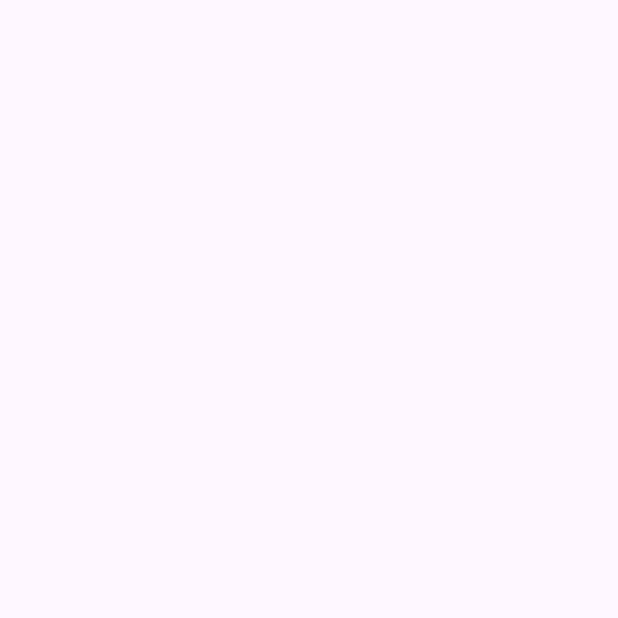
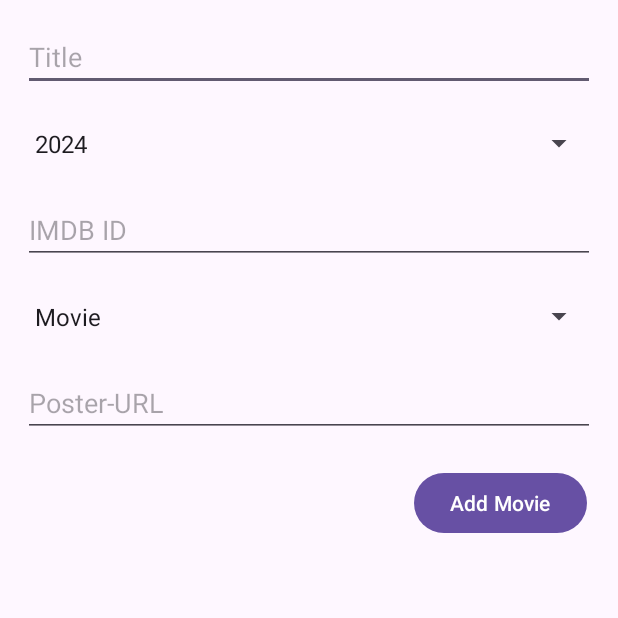
Before and after one commit to adnan-mohammed7/MovieApp, an Android app: the NewMovie screen opened directly, with no data from a screen before it, on a phone screen of 412 x 824 dp, the top half of it. Before the commit the part shown is empty. Run offline under Robolectric (Android 15) with nearby library versions, the phone set to English and light mode, and no system bars.

Commit message:
New Movie Screen Completed

```diff
--- a/app/src/main/java/com/example/movieapp/MainActivity.java
+++ b/app/src/main/java/com/example/movieapp/MainActivity.java
@@ -1,8 +1,11 @@
 package com.example.movieapp;
 
+import android.content.Intent;
 import android.os.Bundle;
 import android.view.View;
 
+import androidx.activity.result.ActivityResultLauncher;
+import androidx.activity.result.contract.ActivityResultContracts;
 import androidx.annotation.NonNull;
 import androidx.appcompat.app.AlertDialog;
 import androidx.appcompat.app.AppCompatActivity;
@@ -32,6 +35,7 @@ public class MainActivity extends AppCompatActivity {
 
     private RecyclerView recyclerView;
     private RecyclerAdapter adapter;
+    ActivityResultLauncher<Intent> resultLauncher;
 
     @Override
     protected void onCreate(Bundle savedInstanceState) {
@@ -42,6 +46,16 @@ public class MainActivity extends AppCompatActivity {
         recyclerView.setAdapter(adapter);
         recyclerView.setLayoutManager(new LinearLayoutManager(this));
         FloatingActionButton fab = findViewById(R.id.add_fab);
+
+        resultLauncher = registerForActivityResult(new ActivityResultContracts.StartActivityForResult(), result ->{
+            if (result.getResultCode() == RESULT_OK && result.getData() != null) {
+                Intent input = result.getData();
+                movies.add((Movie) input.getSerializableExtra("movie"));
+
+                adapter.notifyItemInserted(movies.size() - 1);
+            }
+        });
+
         fab.setOnClickListener(new View.OnClickListener() {
             @Override
             public void onClick(View v) {
@@ -64,7 +78,8 @@ public class MainActivity extends AppCompatActivity {
         helper.attachToRecyclerView(recyclerView);
     }
     public void createMovie(){
-
+        Intent intent = new Intent(this, NewMovie.class);
+        resultLauncher.launch(intent);
     }
 
 }
--- a/app/src/main/java/com/example/movieapp/Movie.java
+++ b/app/src/main/java/com/example/movieapp/Movie.java
@@ -1,6 +1,8 @@
 package com.example.movieapp;
 
-public class Movie {
+import java.io.Serializable;
+
+public class Movie implements Serializable {
     String title;
     int year;
     String imdbID;
--- a/app/src/main/java/com/example/movieapp/NewMovie.java
+++ b/app/src/main/java/com/example/movieapp/NewMovie.java
@@ -1,6 +1,13 @@
 package com.example.movieapp;
 
+import android.content.Intent;
 import android.os.Bundle;
+import android.view.View;
+import android.widget.Button;
+import android.widget.DatePicker;
+import android.widget.EditText;
+import android.widget.Spinner;
+import android.widget.TextView;
 
 import androidx.activity.EdgeToEdge;
 import androidx.appcompat.app.AppCompatActivity;
@@ -8,17 +15,40 @@ import androidx.core.graphics.Insets;
 import androidx.core.view.ViewCompat;
 import androidx.core.view.WindowInsetsCompat;
 
+import java.util.Date;
+
 public class NewMovie extends AppCompatActivity {
 
     @Override
     protected void onCreate(Bundle savedInstanceState) {
         super.onCreate(savedInstanceState);
-        EdgeToEdge.enable(this);
         setContentView(R.layout.activity_new_movie);
-        ViewCompat.setOnApplyWindowInsetsListener(findViewById(R.id.main), (v, insets) -> {
-            Insets systemBars = insets.getInsets(WindowInsetsCompat.Type.systemBars());
-            v.setPadding(systemBars.left, systemBars.top, systemBars.right, systemBars.bottom);
-            return insets;
+
+        EditText titleInput = findViewById(R.id.new_title_input);
+        Spinner yearInput = findViewById(R.id.new_date_input);
+        EditText idInput = findViewById(R.id.new_id_input);
+        Spinner typeInput = findViewById(R.id.new_type_input);
+        EditText urlInput = findViewById(R.id.new_url_input);
+
+
+        Button submitBtn = findViewById(R.id.new_submit_btn);
+        submitBtn.setOnClickListener(new View.OnClickListener() {
+            @Override
+            public void onClick(View v) {
+                String title = titleInput.getText().toString().trim();
+                int year = Integer.parseInt(yearInput.getSelectedItem().toString());
+                String id = idInput.getText().toString().trim();
+                String type = typeInput.getSelectedItem().toString();
+                String url = urlInput.getText().toString().trim();
+
+                Movie movie = new Movie(title, year, id, type, url);
+
+
+                Intent intent = new Intent();
+                intent.putExtra("movie", movie);
+                setResult(RESULT_OK, intent);
+                finish();
+            }
         });
     }
 }
--- a/app/src/main/res/layout/activity_new_movie.xml
+++ b/app/src/main/res/layout/activity_new_movie.xml
@@ -1,10 +1,69 @@
 <?xml version="1.0" encoding="utf-8"?>
-<androidx.constraintlayout.widget.ConstraintLayout xmlns:android="http://schemas.android.com/apk/res/android"
-    xmlns:app="http://schemas.android.com/apk/res-auto"
+<androidx.appcompat.widget.LinearLayoutCompat xmlns:android="http://schemas.android.com/apk/res/android"
     xmlns:tools="http://schemas.android.com/tools"
     android:id="@+id/main"
     android:layout_width="match_parent"
     android:layout_height="match_parent"
-    tools:context=".NewMovie">
+    tools:context=".NewMovie"
+    android:orientation="vertical"
+    android:layout_margin="15dp">
 
-</androidx.constraintlayout.widget.ConstraintLayout>
+    <EditText
+        android:id="@+id/new_title_input"
+        android:layout_width="match_parent"
+        android:layout_height="wrap_content"
+        android:autofillHints=""
+        android:hint="@string/title"
+        android:inputType="text"
+        android:layout_marginBottom="10dp"/>
+
+    <Spinner
+        android:id="@+id/new_date_input"
+        android:layout_width="match_parent"
+        android:layout_height="50dp"
+        android:entries="@array/years_list"
+        android:layout_marginBottom="10dp"/>
+
+    <EditText
+        android:id="@+id/new_id_input"
+        android:layout_width="match_parent"
+        android:layout_height="wrap_content"
+        android:autofillHints=""
+        android:inputType="text"
+        android:hint="@string/imdb_id"
+        android:layout_marginBottom="10dp"/>
+
+    <Spinner
+        android:id="@+id/new_type_input"
+        android:layout_width="match_parent"
+        android:layout_height="50dp"
+        android:entries="@array/movie_types"
+        android:layout_marginBottom="10dp"/>
+
+    <EditText
+        android:id="@+id/new_url_input"
+        android:layout_width="match_parent"
+        android:layout_height="wrap_content"
+        android:autofillHints=""
+        android:hint="@string/poster_url"
+        android:inputType="textUri"
+        android:layout_marginBottom="10dp"/>
+
+    <LinearLayout
+        android:layout_width="match_parent"
+        android:layout_height="wrap_content"
+        android:orientation="horizontal"
+        android:gravity="end"
+        android:layout_marginTop="10dp">
+
+        <Button
+            android:id="@+id/new_submit_btn"
+            android:layout_width="wrap_content"
+            android:layout_height="wrap_content"
+            android:layout_marginEnd="5dp"
+            android:text="@string/add_movie">
+
+        </Button>
+    </LinearLayout>
+
+</androidx.appcompat.widget.LinearLayoutCompat>
--- a/app/src/main/res/values/strings.xml
+++ b/app/src/main/res/values/strings.xml
@@ -2,4 +2,8 @@
     <string name="app_name">Movie App</string>
     <string name="fab_description">Add New Movie</string>
     <string name="image">image</string>
+    <string name="poster_url">Poster-URL</string>
+    <string name="imdb_id">IMDB ID</string>
+    <string name="title">Title</string>
+    <string name="add_movie">Add Movie</string>
 </resources>
--- /dev/null
+++ b/app/src/main/res/values/types.xml
@@ -0,0 +1,9 @@
+<?xml version="1.0" encoding="utf-8"?>
+<resources>
+    <string-array name="movie_types">
+        <item>Movie</item>
+        <item>Web-Series</item>
+        <item>Short Movie</item>
+        <item>Documentary</item>
+    </string-array>
+</resources>
--- /dev/null
+++ b/app/src/main/res/values/years.xml
@@ -0,0 +1,40 @@
+<?xml version="1.0" encoding="utf-8"?>
+<resources>
+    <string-array name="years_list">
+        <item>2024</item>
+        <item>2023</item>
+        <item>2022</item>
+        <item>2021</item>
+        <item>2020</item>
+        <item>2019</item>
+        <item>2018</item>
+        <item>2017</item>
+        <item>2016</item>
+        <item>2015</item>
+        <item>2014</item>
+        <item>2013</item>
+        <item>2012</item>
+        <item>2011</item>
+        <item>2010</item>
+        <item>2009</item>
+        <item>2008</item>
+        <item>2007</item>
+        <item>2006</item>
+        <item>2005</item>
+        <item>2004</item>
+        <item>2003</item>
+        <item>2002</item>
+        <item>2001</item>
+        <item>2000</item>
+        <item>1999</item>
+        <item>1998</item>
+        <item>1997</item>
+        <item>1996</item>
+        <item>1995</item>
+        <item>1994</item>
+        <item>1993</item>
+        <item>1992</item>
+        <item>1991</item>
+        <item>1990</item>
+    </string-array>
+</resources>
```
